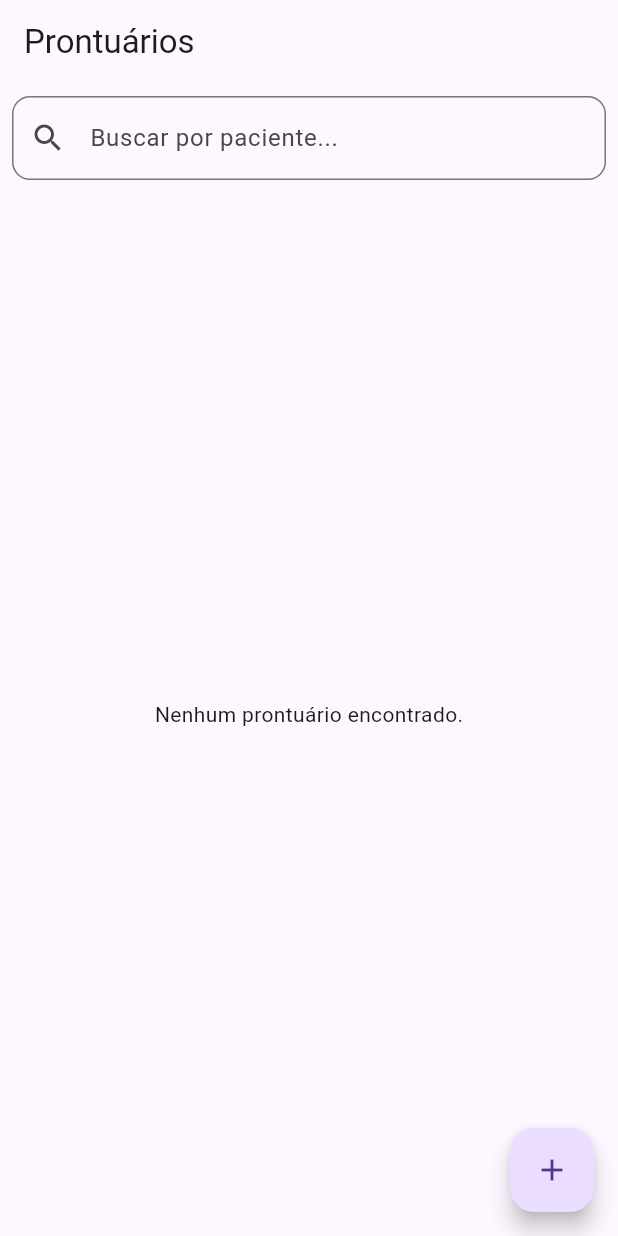
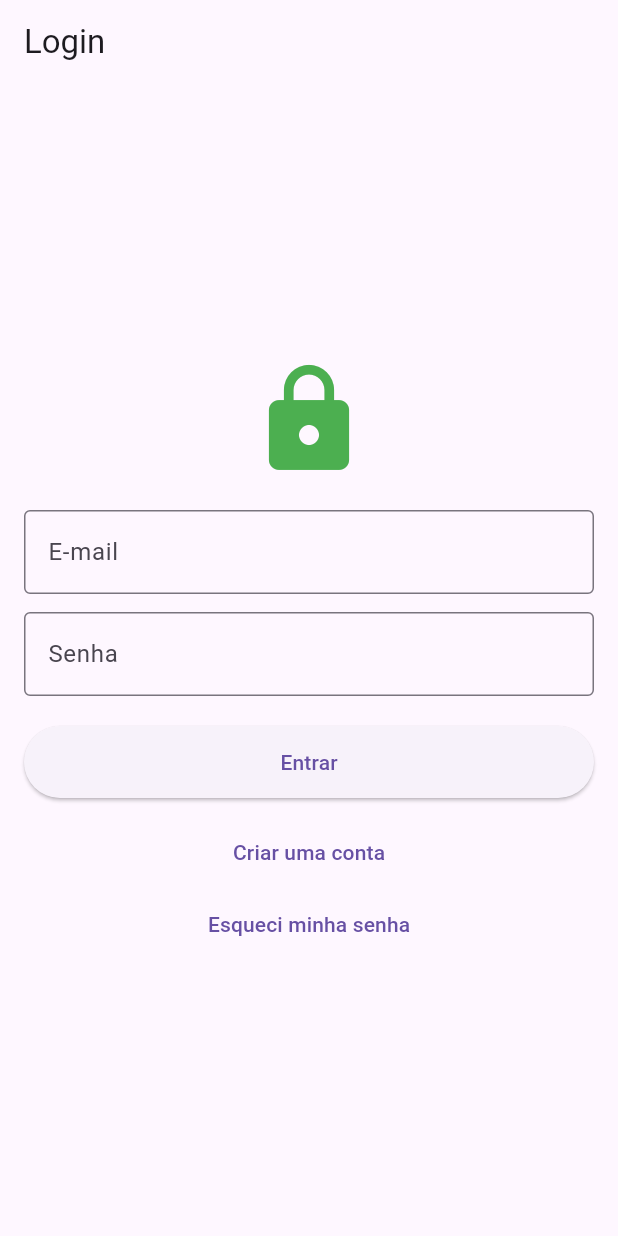
Before and after one commit to RubensSantana/prontuario_eletronico, a Flutter app: the screen it shows after launch, on a phone screen of 412 x 824 dp. Run offline on Flutter 3.47's test engine with Material 3 defaults, Android fonts, the phone set to English and light mode, and no system bars; our stand-ins replace cloud_firestore, firebase_auth, firebase_core; accounts and stored records are empty.

Commit message:
fourth commit

```diff
--- a/lib/main.dart
+++ b/lib/main.dart
@@ -1,11 +1,12 @@
-import 'dart:io'; // 👈 Necessário para testar conexão com o emulador
+import 'dart:io';
 import 'package:flutter/material.dart';
 import 'package:firebase_core/firebase_core.dart';
 import 'package:cloud_firestore/cloud_firestore.dart';
 import 'package:flutter/foundation.dart'
     show kDebugMode, defaultTargetPlatform, TargetPlatform;
-
+import 'package:firebase_auth/firebase_auth.dart';
 import 'screens/prontuario_list_screen.dart';
+import 'screens/login_screen.dart';
 import 'firebase_options.dart';
 
 void main() async {
@@ -16,9 +17,7 @@ void main() async {
     final host = defaultTargetPlatform == TargetPlatform.android
         ? '10.0.2.2'
         : 'localhost';
-
     final isEmulatorRunning = await _checkIfEmulatorRunning(host, 8080);
-
     if (isEmulatorRunning) {
       FirebaseFirestore.instance.useFirestoreEmulator(host, 8080);
       print('🔥 Conectado ao Firestore Emulator em $host:8080');
@@ -48,7 +47,6 @@ Future<bool> _checkIfEmulatorRunning(String host, int port) async {
 
 class MyApp extends StatelessWidget {
   const MyApp({super.key});
-
   @override
   Widget build(BuildContext context) {
     return MaterialApp(
@@ -58,7 +56,32 @@ class MyApp extends StatelessWidget {
         visualDensity: VisualDensity.adaptivePlatformDensity,
       ),
       debugShowCheckedModeBanner: false,
-      home: ProntuarioListScreen(),
+      home: const AuthGate(),
     );
   }
 }
+
+class AuthGate extends StatelessWidget {
+  const AuthGate({super.key});
+
+  @override
+  Widget build(BuildContext context) {
+    return StreamBuilder<User?>(
+      stream: FirebaseAuth.instance.authStateChanges(),
+      builder: (context, snapshot) {
+        // Conectando
+        if (snapshot.connectionState == ConnectionState.waiting) {
+          return const Scaffold(
+            body: Center(child: CircularProgressIndicator()),
+          );
+        }
+        // Usuario não logado
+        if (!snapshot.hasData || snapshot.data == null) {
+          return const LoginScreen();
+        }
+        // Usuario logado
+        return const ProntuarioListScreen();
+      },
+    );
+  }
+}
--- /dev/null
+++ b/lib/screens/login_screen.dart
@@ -0,0 +1,166 @@
+import 'package:flutter/material.dart';
+import 'package:firebase_auth/firebase_auth.dart';
+import '../services/auth_service.dart';
+import 'register_screen.dart';
+
+class LoginScreen extends StatefulWidget {
+  const LoginScreen({super.key});
+
+  @override
+  State<LoginScreen> createState() => _LoginScreenState();
+}
+
+class _LoginScreenState extends State<LoginScreen> {
+  final _formKey = GlobalKey<FormState>();
+  final _emailCtrl = TextEditingController();
+  final _passCtrl = TextEditingController();
+  final _auth = AuthService();
+  bool _loading = false;
+
+  @override
+  void dispose() {
+    _emailCtrl.dispose();
+    _passCtrl.dispose();
+    super.dispose();
+  }
+
+  // Função auxiliar: traduz códigos de erro do Firebase
+  String traduzirErro(String code) {
+    switch (code) {
+      case 'invalid-email':
+        return 'E-mail inválido.';
+      case 'user-disabled':
+        return 'Usuário desativado.';
+      case 'user-not-found':
+        return 'Usuário não encontrado.';
+      case 'wrong-password':
+        return 'Senha incorreta.';
+      case 'too-many-requests':
+        return 'Muitas tentativas. Tente novamente mais tarde.';
+      case 'network-request-failed':
+        return 'Sem conexão com a internet.';
+      default:
+        return 'Erro: $code';
+    }
+  }
+
+  Future<void> _login() async {
+    if (!_formKey.currentState!.validate()) return;
+    setState(() => _loading = true);
+    try {
+      await _auth.signInWithEmail(
+        email: _emailCtrl.text.trim(),
+        password: _passCtrl.text,
+      );
+      // AuthGate vai redirecionar automaticamente
+    } on FirebaseAuthException catch (e) {
+      final msg = traduzirErro(e.code);
+      ScaffoldMessenger.of(context).showSnackBar(SnackBar(content: Text(msg)));
+    } catch (e) {
+      ScaffoldMessenger.of(
+        context,
+      ).showSnackBar(SnackBar(content: Text('Erro inesperado: $e')));
+    } finally {
+      if (mounted) setState(() => _loading = false);
+    }
+  }
+
+  Future<void> _resetSenha() async {
+    final email = _emailCtrl.text.trim();
+    if (email.isEmpty) {
+      ScaffoldMessenger.of(context).showSnackBar(
+        const SnackBar(
+          content: Text('Digite seu e-mail para redefinir a senha'),
+        ),
+      );
+      return;
+    }
+    try {
+      await _auth.sendPasswordResetEmail(email);
+      ScaffoldMessenger.of(context).showSnackBar(
+        const SnackBar(content: Text('E-mail de recuperação enviado')),
+      );
+    } on FirebaseAuthException catch (e) {
+      final msg = traduzirErro(e.code);
+      ScaffoldMessenger.of(context).showSnackBar(SnackBar(content: Text(msg)));
+    }
+  }
+
+  @override
+  Widget build(BuildContext context) {
+    return Scaffold(
+      appBar: AppBar(title: const Text('Login')),
+      body: Padding(
+        padding: const EdgeInsets.all(16),
+        child: Center(
+          child: SingleChildScrollView(
+            child: Form(
+              key: _formKey,
+              child: Column(
+                mainAxisAlignment: MainAxisAlignment.center,
+                children: [
+                  const Icon(Icons.lock, size: 80, color: Colors.green),
+                  const SizedBox(height: 20),
+                  TextFormField(
+                    controller: _emailCtrl,
+                    decoration: const InputDecoration(
+                      labelText: 'E-mail',
+                      border: OutlineInputBorder(),
+                    ),
+                    keyboardType: TextInputType.emailAddress,
+                    validator: (v) {
+                      if (v == null || v.trim().isEmpty) {
+                        return 'Informe o e-mail';
+                      }
+                      if (!RegExp(r'^[^@]+@[^@]+\.[^@]+').hasMatch(v.trim())) {
+                        return 'E-mail inválido';
+                      }
+                      return null;
+                    },
+                  ),
+                  const SizedBox(height: 12),
+                  TextFormField(
+                    controller: _passCtrl,
+                    decoration: const InputDecoration(
+                      labelText: 'Senha',
+                      border: OutlineInputBorder(),
+                    ),
+                    obscureText: true,
+                    validator: (v) =>
+                        (v == null || v.isEmpty) ? 'Informe a senha' : null,
+                  ),
+                  const SizedBox(height: 20),
+                  ElevatedButton(
+                    onPressed: _loading ? null : _login,
+                    style: ElevatedButton.styleFrom(
+                      minimumSize: const Size(double.infinity, 48),
+                    ),
+                    child: _loading
+                        ? const CircularProgressIndicator(color: Colors.white)
+                        : const Text('Entrar'),
+                  ),
+                  const SizedBox(height: 12),
+                  TextButton(
+                    onPressed: () {
+                      Navigator.push(
+                        context,
+                        MaterialPageRoute(
+                          builder: (_) => const RegisterScreen(),
+                        ),
+                      );
+                    },
+                    child: const Text('Criar uma conta'),
+                  ),
+                  TextButton(
+                    onPressed: _resetSenha,
+                    child: const Text('Esqueci minha senha'),
+                  ),
+                ],
+              ),
+            ),
+          ),
+        ),
+      ),
+    );
+  }
+}
--- a/pubspec.yaml
+++ b/pubspec.yaml
@@ -33,6 +33,7 @@ dependencies:
   firebase_core: ^2.24.2
   cloud_firestore: ^4.13.5
   intl: ^0.18.0
+  firebase_auth: ^4.6.0
 
   # The following adds the Cupertino Icons font to your application.
   # Use with the CupertinoIcons class for iOS style icons.
```
Also changed, not shown: lib/screens/prontuario_list_screen.dart (+14 -1 lines), lib/screens/register_screen.dart (added, +152 -0 lines), lib/services/auth_service.dart (added, +84 -0 lines), pubspec.lock, 3 other files.
